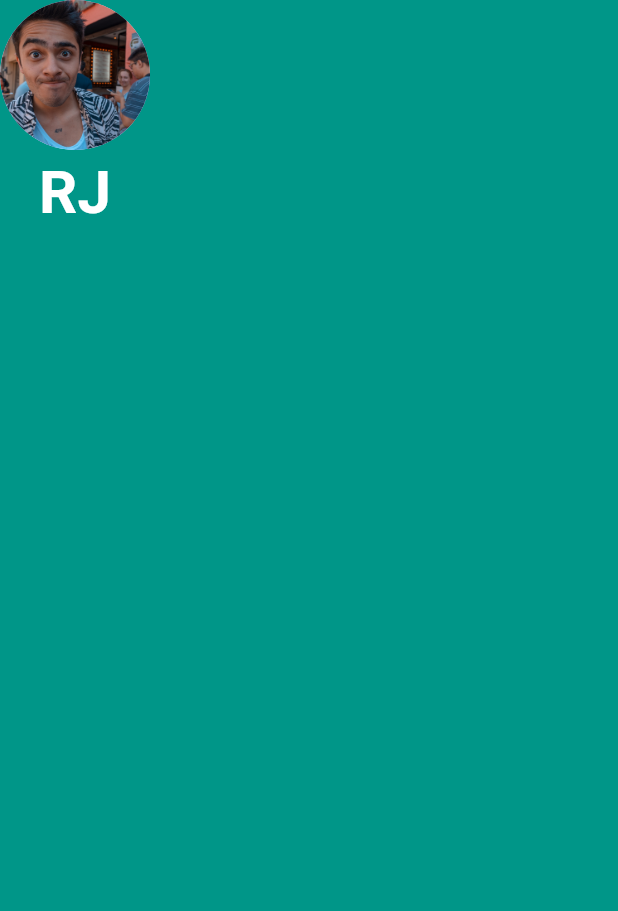
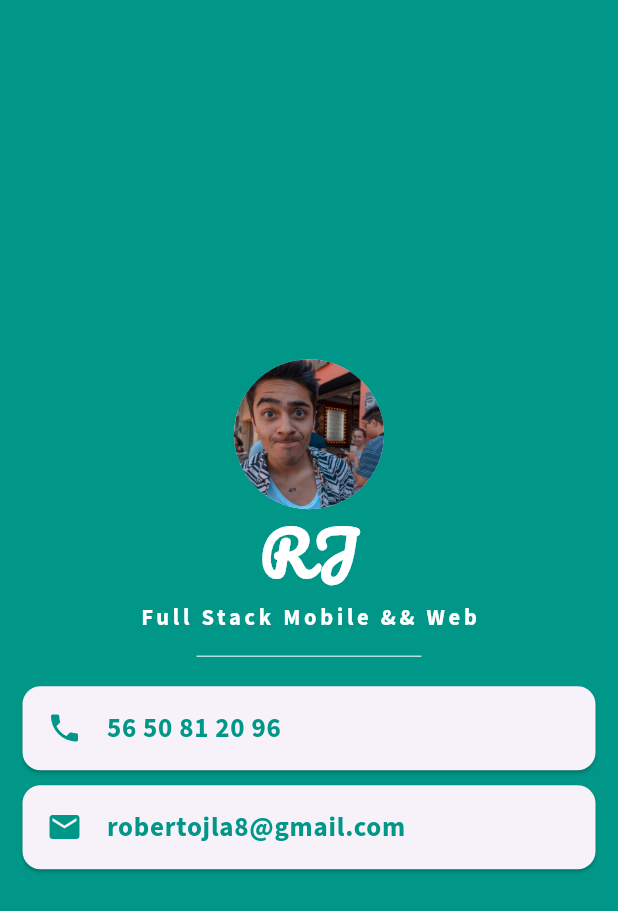
Before and after one commit to rjla-developer/section-6_my_card_flutter, a Flutter app: the screen it shows after launch, on a phone screen of 412 x 824 dp. Shown: the top 911 px of the screen. Run offline on Flutter 3.47's test engine with Material 3 defaults, Android fonts, the phone set to English and light mode, and no system bars.

Commit message:
Se agregaron las tipografías: Pacifico y SourceSans. Se completo el Widget main.dart

```diff
--- a/lib/main.dart
+++ b/lib/main.dart
@@ -14,6 +14,7 @@ class MyApp extends StatelessWidget {
         backgroundColor: Colors.teal,
         body: SafeArea(
           child: Column(
+            mainAxisAlignment: MainAxisAlignment.center,
             children: [
               CircleAvatar(
                 backgroundImage: AssetImage('images/rj.jpeg'),
@@ -22,11 +23,65 @@ class MyApp extends StatelessWidget {
               Text(
                 "RJ",
                 style: TextStyle(
+                    color: Colors.white,
+                    fontSize: 40.0,
+                    fontWeight: FontWeight.bold,
+                    fontFamily: "Pacifico"),
+              ),
+              SizedBox(
+                height: 5.0,
+              ),
+              Text(
+                "Full Stack Mobile && Web",
+                style: TextStyle(
                   color: Colors.white,
-                  fontSize: 40.0,
-                  fontWeight: FontWeight.bold
+                  fontSize: 15.0,
+                  fontWeight: FontWeight.bold,
+                  fontFamily: "SourceSans",
+                  letterSpacing: 2.5,
                 ),
-              )
+              ),
+              SizedBox(
+                height: 30.0,
+                width: 150.0,
+                child: Divider(
+                  color: Colors.white70,
+                ),
+              ),
+              Card(
+                margin: EdgeInsets.symmetric(vertical: 5, horizontal: 15.0),
+                child: ListTile(
+                  leading: Icon(
+                    Icons.phone,
+                    color: Colors.teal,
+                  ),
+                  title: Text(
+                    "56 50 81 20 96",
+                    style: TextStyle(
+                        fontSize: 18.0,
+                        fontFamily: "SourceSans",
+                        color: Colors.teal,
+                        fontWeight: FontWeight.bold),
+                  ),
+                ),
+              ),
+              Card(
+                margin: EdgeInsets.symmetric(vertical: 5, horizontal: 15.0),
+                child: ListTile(
+                  leading: Icon(
+                    Icons.email,
+                    color: Colors.teal,
+                  ),
+                  title: Text(
+                    "robertojla8@gmail.com",
+                    style: TextStyle(
+                        fontSize: 18.0,
+                        fontFamily: "SourceSans",
+                        color: Colors.teal,
+                        fontWeight: FontWeight.bold),
+                  ),
+                ),
+              ),
             ],
           ),
         ),
```
Also changed, not shown: pubspec.yaml (+8 -59 lines), fonts/Pacifico-Regular.ttf (added), fonts/SourceSans3-VariableFont_wght.ttf (added).
